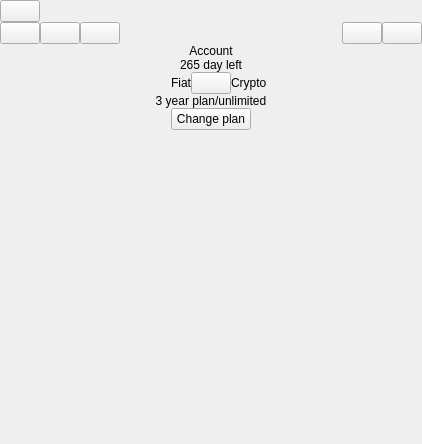
Before: the Qt Designer form ui/AccountScreen.ui in demlabs-cellframe/dap-ui-sdk, drawn with Qt 5.
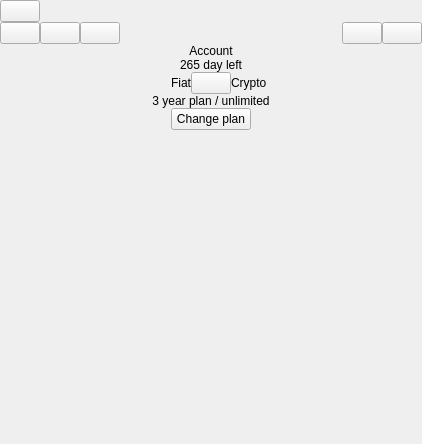
After: the same form once the commit is applied. Custom widgets are drawn as their Qt base class.

Commit message: [*]Edit screen password

Patch:
```diff
--- a/ui/AccountScreen.ui
+++ b/ui/AccountScreen.ui
@@ -316,7 +316,7 @@
       </sizepolicy>
      </property>
      <property name="text">
-      <string>3 year plan/unlimited</string>
+      <string>3 year plan / unlimited</string>
      </property>
      <property name="alignment">
       <set>Qt::AlignCenter</set>
```
The commit also changes 7 other files.
